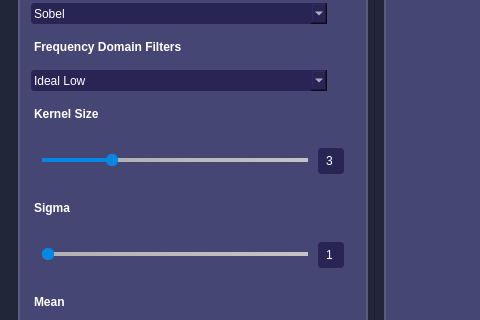
First picture: the form in allUI.ui, repository shahdragab89/Filtering-and-edge-detection, before the edit; both pictures show x 0 to 480 and y 342 to 662 of the 1407 by 814 pixel window.
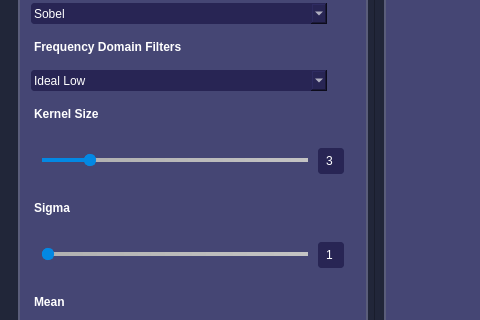
Second picture: the form after the edit.

Patch:
```diff
--- a/allUI.ui
+++ b/allUI.ui
@@ -539,13 +539,19 @@
 </string>
                 </property>
                 <property name="minimum">
-                 <number>1</number>
+                 <number>0</number>
                 </property>
                 <property name="maximum">
-                 <number>9</number>
+                 <number>6</number>
+                </property>
+                <property name="singleStep">
+                 <number>1</number>
                 </property>
                 <property name="value">
-                 <number>3</number>
+                 <number>1</number>
+                </property>
+                <property name="sliderPosition">
+                 <number>1</number>
                 </property>
                 <property name="orientation">
                  <enum>Qt::Horizontal</enum>
```
Left out of the diff: 6 changed lines with no effect on the pictures.
